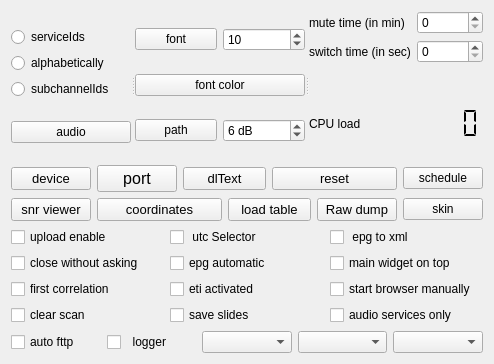
First picture: the form in qt-dab-6.9/forms-v7/config-helper.ui, repository JvanKatwijk/qt-dab, before the edit.
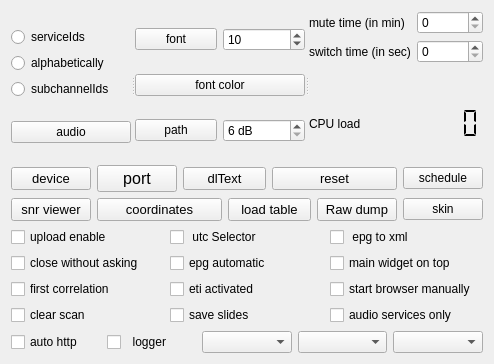
Second picture: the form after the edit. Custom widgets are drawn as their Qt base class.

What changed in the file:
```diff
--- a/qt-dab-6.9/forms-v7/config-helper.ui
+++ b/qt-dab-6.9/forms-v7/config-helper.ui
@@ -133,7 +133,7 @@
             <string> dB</string>
            </property>
            <property name="minimum">
-            <number>3</number>
+            <number>6</number>
            </property>
            <property name="value">
             <number>6</number>
@@ -524,7 +524,7 @@
         <string>&lt;html&gt;&lt;head/&gt;&lt;body&gt;&lt;p&gt;If this checkbox is set, then Qt-DAB will (try to) start up the http handler (i.e. the map handler) on the next invocation of the program.&lt;/p&gt;&lt;p&gt;Of course, it will only work if&lt;/p&gt;&lt;p&gt;(a) the local position is filled in, and &lt;/p&gt;&lt;p&gt;(b) the database with TII data is accessible&lt;/p&gt;&lt;p&gt;&lt;br/&gt;&lt;/p&gt;&lt;/body&gt;&lt;/html&gt;</string>
        </property>
        <property name="text">
-        <string>auto fttp</string>
+        <string>auto http</string>
        </property>
       </widget>
      </item>
```
